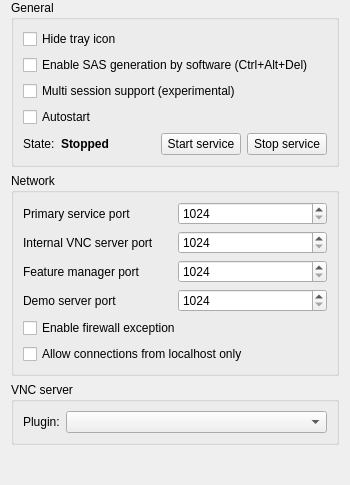
Old version of the form configurator/forms/ServiceConfigurationPage.ui in the repository veyon/veyon.
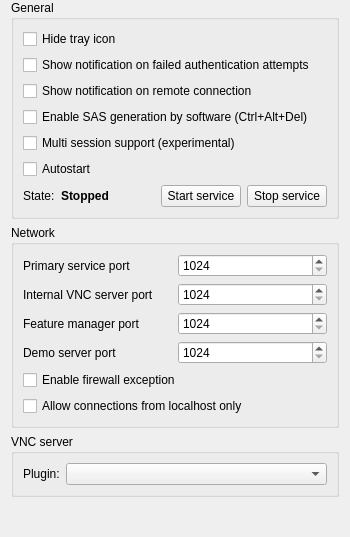
New version of the form. Icons and pictures are not drawn.

Commit message:
Configurator: add checkboxes for new connection notification options
This adds checkboxes allowing to enable/disable connection
notifications.

```diff
--- a/configurator/forms/ServiceConfigurationPage.ui
+++ b/configurator/forms/ServiceConfigurationPage.ui
@@ -18,20 +18,32 @@
       <string>General</string>
      </property>
      <layout class="QGridLayout" name="gridLayout_12">
-      <item row="4" column="1">
-       <widget class="QLabel" name="serviceState">
-        <property name="font">
-         <font>
-          <weight>75</weight>
-          <bold>true</bold>
-         </font>
+      <item row="0" column="0" colspan="5">
+       <widget class="QCheckBox" name="isTrayIconHidden">
+        <property name="text">
+         <string>Hide tray icon</string>
         </property>
+       </widget>
+      </item>
+      <item row="5" column="0" colspan="5">
+       <widget class="QCheckBox" name="autostartService">
         <property name="text">
-         <string>Stopped</string>
+         <string>Autostart</string>
         </property>
        </widget>
       </item>
-      <item row="4" column="2">
+      <item row="6" column="4">
+       <widget class="QPushButton" name="stopService">
+        <property name="text">
+         <string>Stop service</string>
+        </property>
+        <property name="icon">
+         <iconset resource="../veyon-configurator.qrc">
+          <normaloff>:/resources/media-playback-stop.png</normaloff>:/resources/media-playback-stop.png</iconset>
+        </property>
+       </widget>
+      </item>
+      <item row="6" column="2">
        <spacer name="horizontalSpacer_9">
         <property name="orientation">
          <enum>Qt::Horizontal</enum>
@@ -44,46 +56,27 @@
         </property>
        </spacer>
       </item>
-      <item row="4" column="4">
-       <widget class="QPushButton" name="stopService">
-        <property name="text">
-         <string>Stop service</string>
+      <item row="6" column="1">
+       <widget class="QLabel" name="serviceState">
+        <property name="font">
+         <font>
+          <weight>75</weight>
+          <bold>true</bold>
+         </font>
         </property>
-        <property name="icon">
-         <iconset resource="../veyon-configurator.qrc">
-          <normaloff>:/resources/media-playback-stop.png</normaloff>:/resources/media-playback-stop.png</iconset>
+        <property name="text">
+         <string>Stopped</string>
         </property>
        </widget>
       </item>
       <item row="3" column="0" colspan="5">
-       <widget class="QCheckBox" name="autostartService">
-        <property name="text">
-         <string>Autostart</string>
-        </property>
-       </widget>
-      </item>
-      <item row="1" column="0" colspan="5">
        <widget class="QCheckBox" name="isSoftwareSASEnabled">
         <property name="text">
          <string>Enable SAS generation by software (Ctrl+Alt+Del)</string>
         </property>
        </widget>
       </item>
-      <item row="4" column="0">
-       <widget class="QLabel" name="label_16">
-        <property name="text">
-         <string>State:</string>
-        </property>
-       </widget>
-      </item>
-      <item row="0" column="0" colspan="5">
-       <widget class="QCheckBox" name="isTrayIconHidden">
-        <property name="text">
-         <string>Hide tray icon</string>
-        </property>
-       </widget>
-      </item>
-      <item row="4" column="3">
+      <item row="6" column="3">
        <widget class="QPushButton" name="startService">
         <property name="text">
          <string>Start service</string>
@@ -94,7 +87,7 @@
         </property>
        </widget>
       </item>
-      <item row="2" column="0" colspan="5">
+      <item row="4" column="0" colspan="5">
        <widget class="QCheckBox" name="isMultiSessionServiceEnabled">
         <property name="toolTip">
          <string>Enabling this option will make the service launch a server process for every interactive session on a computer.
@@ -105,6 +98,27 @@
         </property>
        </widget>
       </item>
+      <item row="2" column="0" colspan="5">
+       <widget class="QCheckBox" name="remoteConnectionNotificationsEnabled">
+        <property name="text">
+         <string>Show notification on remote connection</string>
+        </property>
+       </widget>
+      </item>
+      <item row="6" column="0">
+       <widget class="QLabel" name="label_16">
+        <property name="text">
+         <string>State:</string>
+        </property>
+       </widget>
+      </item>
+      <item row="1" column="0" colspan="5">
+       <widget class="QCheckBox" name="failedAuthenticationNotificationsEnabled">
+        <property name="text">
+         <string>Show notification on failed authentication attempts</string>
+        </property>
+       </widget>
+      </item>
      </layout>
     </widget>
    </item>
```
Left out of the diff: 5 changed lines with no effect on the pictures.
